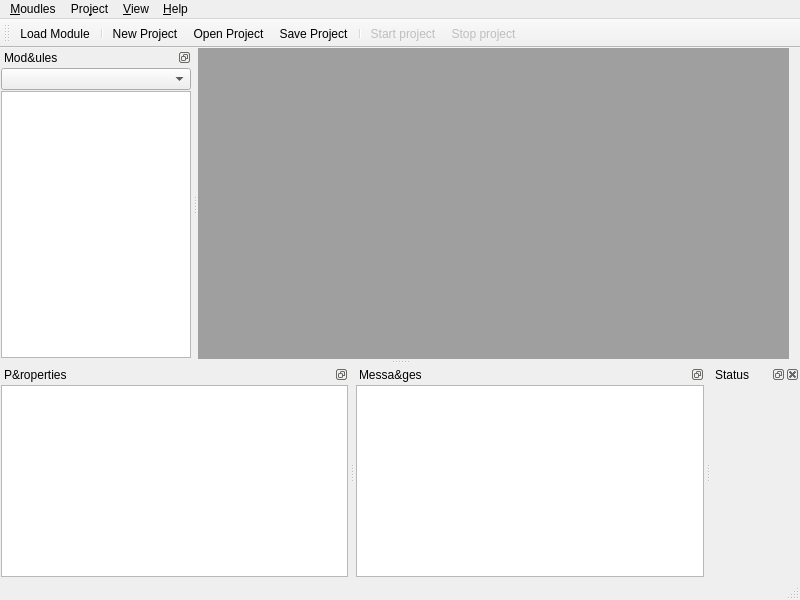
Qt form taskbusplatform/gui/taskbusplatformfrm.ui (b-xiang/taskBus) before a commit.
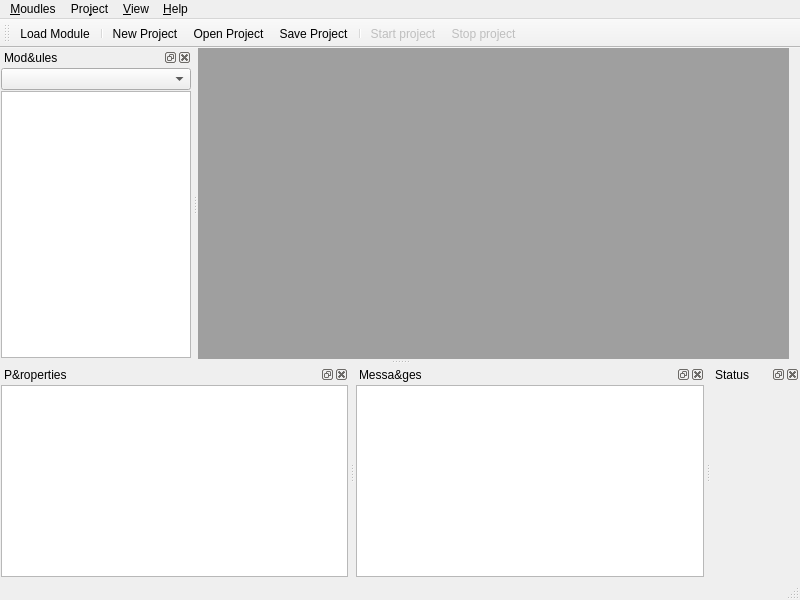
The same form after that commit. Icons and pictures are not drawn. Custom widgets are drawn as their Qt base class.

Commit message: dock widget can be closed

Patch:
```diff
--- a/taskbusplatform/gui/taskbusplatformfrm.ui
+++ b/taskbusplatform/gui/taskbusplatformfrm.ui
@@ -155,7 +155,7 @@
     </size>
    </property>
    <property name="features">
-    <set>QDockWidget::DockWidgetFloatable|QDockWidget::DockWidgetMovable</set>
+    <set>QDockWidget::AllDockWidgetFeatures</set>
    </property>
    <property name="windowTitle">
     <string>Mod&amp;ules</string>
@@ -229,12 +229,12 @@
    </property>
    <property name="minimumSize">
     <size>
-     <width>58</width>
-     <height>75</height>
+     <width>72</width>
+     <height>91</height>
     </size>
    </property>
    <property name="features">
-    <set>QDockWidget::DockWidgetFloatable|QDockWidget::DockWidgetMovable</set>
+    <set>QDockWidget::AllDockWidgetFeatures</set>
    </property>
    <property name="windowTitle">
     <string>P&amp;roperties</string>
@@ -292,15 +292,15 @@
   <widget class="QDockWidget" name="dockWidget_message">
    <property name="minimumSize">
     <size>
-     <width>58</width>
-     <height>75</height>
+     <width>72</width>
+     <height>91</height>
     </size>
    </property>
    <property name="floating">
     <bool>false</bool>
    </property>
    <property name="features">
-    <set>QDockWidget::DockWidgetFloatable|QDockWidget::DockWidgetMovable</set>
+    <set>QDockWidget::AllDockWidgetFeatures</set>
    </property>
    <property name="windowTitle">
     <string>Messa&amp;ges</string>
```
Left out of the diff: 140 changed lines with no effect on the pictures. The commit also changes 2 other files.
